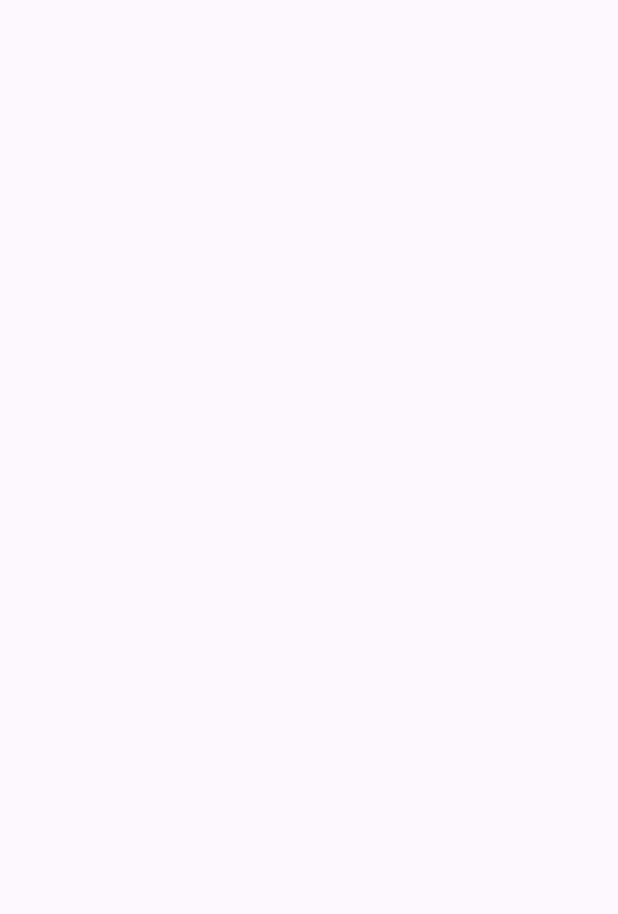
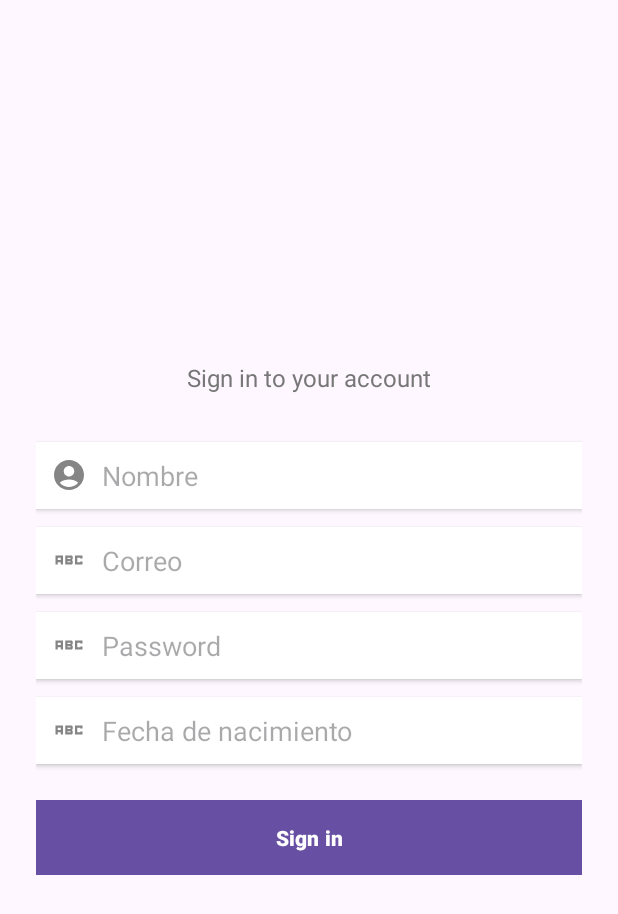
Before and after one commit to cpmaradei/Proyecto, an Android app: the registrarUser screen opened directly, with no data from a screen before it, on a phone screen of 412 x 824 dp. Before the commit the part shown is empty. Shown: the top 914 px of the screen. Run offline under Robolectric (Android 15) with nearby library versions, the phone set to English and light mode, and no system bars.

Commit message:
inicio registrar

```diff
--- a/app/src/main/res/layout/activity_registrar_user.xml
+++ b/app/src/main/res/layout/activity_registrar_user.xml
@@ -1,10 +1,143 @@
 <?xml version="1.0" encoding="utf-8"?>
-<androidx.constraintlayout.widget.ConstraintLayout xmlns:android="http://schemas.android.com/apk/res/android"
+<LinearLayout xmlns:android="http://schemas.android.com/apk/res/android"
     xmlns:app="http://schemas.android.com/apk/res-auto"
     xmlns:tools="http://schemas.android.com/tools"
     android:id="@+id/main"
     android:layout_width="match_parent"
     android:layout_height="match_parent"
+    android:gravity="center"
+    android:orientation="vertical"
     tools:context=".registrarUser">
 
-</androidx.constraintlayout.widget.ConstraintLayout>
+    <LinearLayout
+        android:layout_width="match_parent"
+        android:layout_height="wrap_content"
+        android:gravity="center_horizontal"
+        android:orientation="vertical"
+        android:padding="24dp">
+
+        <TextView
+            android:layout_width="wrap_content"
+            android:layout_height="wrap_content"
+            android:layout_marginBottom="24dp"
+            android:text="Sign in to your account"
+            android:textColor="#777777"
+            android:textSize="16sp" />
+
+
+        <LinearLayout
+            android:layout_width="match_parent"
+            android:layout_height="wrap_content"
+            android:layout_marginTop="8dp"
+            android:elevation="2dp"
+            android:background="@color/white"
+            android:orientation="horizontal"
+            android:padding="10dp">
+
+            <ImageView
+                android:layout_width="24dp"
+                android:layout_height="24dp"
+                android:layout_gravity="center_vertical"
+                android:src="@drawable/ic_action_user" />
+
+            <EditText
+                android:id="@+id/edt_Nombre"
+                android:layout_width="match_parent"
+                android:layout_height="wrap_content"
+                android:background="@android:color/transparent"
+                android:hint="Nombre"
+                android:paddingStart="10dp" />
+        </LinearLayout>
+
+
+        <LinearLayout
+            android:layout_width="match_parent"
+            android:layout_height="wrap_content"
+            android:layout_marginTop="12dp"
+            android:elevation="2dp"
+            android:orientation="horizontal"
+            android:background="@color/white"
+            android:padding="10dp">
+
+            <ImageView
+                android:layout_width="24dp"
+                android:layout_height="24dp"
+                android:layout_gravity="center_vertical"
+                android:src="@drawable/ic_action_password" />
+
+            <EditText
+                android:id="@+id/edt_correo"
+                android:layout_width="match_parent"
+                android:layout_height="wrap_content"
+                android:background="@android:color/transparent"
+                android:hint="Correo"
+                android:inputType="textEmailAddress"
+                android:paddingStart="10dp" />
+        </LinearLayout>
+        <LinearLayout
+            android:layout_width="match_parent"
+            android:layout_height="wrap_content"
+            android:layout_marginTop="12dp"
+            android:elevation="2dp"
+            android:orientation="horizontal"
+            android:background="@color/white"
+            android:padding="10dp">
+
+            <ImageView
+                android:layout_width="24dp"
+                android:layout_height="24dp"
+                android:layout_gravity="center_vertical"
+                android:src="@drawable/ic_action_password" />
+
+            <EditText
+                android:id="@+id/edt_contraseña"
+                android:layout_width="match_parent"
+                android:layout_height="wrap_content"
+                android:background="@android:color/transparent"
+                android:hint="Password"
+                android:inputType="textPassword"
+                android:paddingStart="10dp" />
+        </LinearLayout>
+        <LinearLayout
+            android:layout_width="match_parent"
+            android:layout_height="wrap_content"
+            android:layout_marginTop="12dp"
+            android:elevation="2dp"
+            android:orientation="horizontal"
+            android:background="@color/white"
+            android:padding="10dp">
+
+            <ImageView
+                android:layout_width="24dp"
+                android:layout_height="24dp"
+                android:layout_gravity="center_vertical"
+                android:src="@drawable/ic_action_password" />
+
+            <EditText
+                android:id="@+id/edt_birthday"
+                android:layout_width="match_parent"
+                android:layout_height="wrap_content"
+                android:background="@android:color/transparent"
+                android:hint="Fecha de nacimiento"
+                android:inputType="text|textPhonetic"
+                android:paddingStart="10dp" />
+        </LinearLayout>
+
+
+        <Button
+            android:id="@+id/btn_Login"
+            android:layout_width="match_parent"
+            android:layout_height="50dp"
+            android:layout_marginTop="24dp"
+            android:background="@color/marvel_gold"
+            android:text="Sign in"
+            android:textColor="@color/white"
+            android:textStyle="bold" />
+
+
+
+
+
+    </LinearLayout>
+
+</LinearLayout>
```
